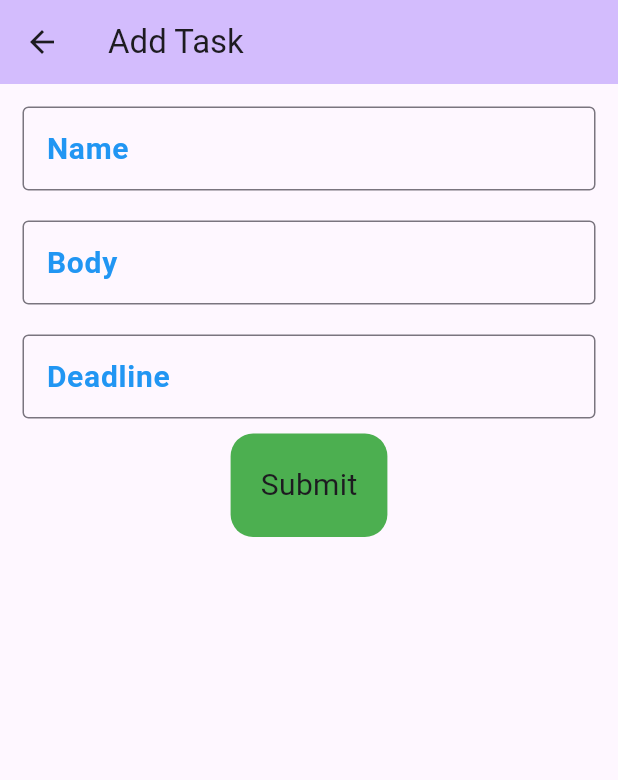
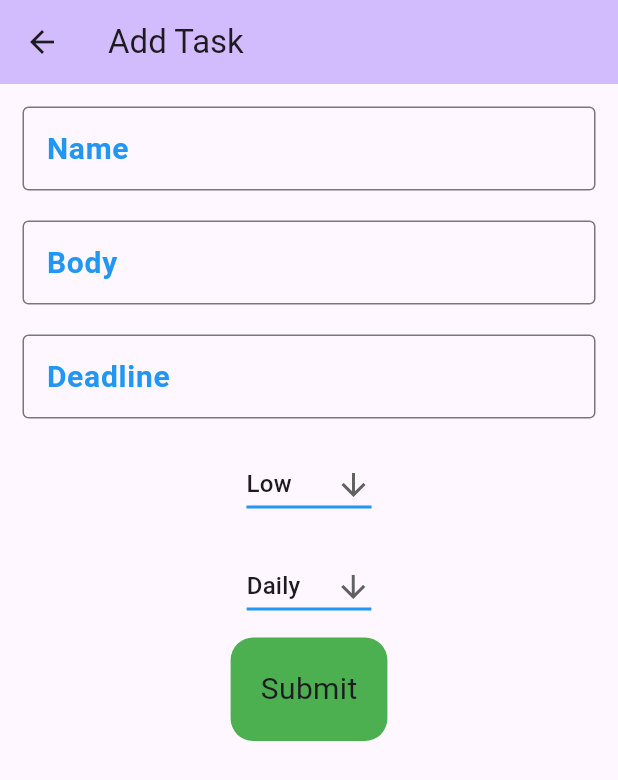
Before and after one commit to DevAngiras/classapp, a Flutter app: the screen it shows after launch, after a tap on the "add" icon, on a phone screen of 412 x 824 dp. Shown: the top 780 px of the screen. Run offline on Flutter 3.47's test engine with Material 2 defaults, Android fonts, the phone set to English and light mode, and no system bars; our stand-ins replace shared_preferences.

Commit message:
dropdown added

```diff
--- a/lib/screens/AddTask.dart
+++ b/lib/screens/AddTask.dart
@@ -1,5 +1,8 @@
+import 'dart:convert';
 import 'package:flutter/foundation.dart';
 import 'package:flutter/material.dart';
+import 'package:shared_preferences/shared_preferences.dart';
+import 'package:testapp/screens/HomePage.dart';
 
 class AddTask extends StatefulWidget {
   const AddTask({super.key});
@@ -10,8 +13,8 @@ class AddTask extends StatefulWidget {
 
 class _AddTaskState extends State<AddTask> {
   late TextEditingController namecontroller, bodycontroller, deadlinecontroller;
-  List priority = ["High", "Medium", "Low"];
-  List category = ["Daily", "Weekly", "Monthly"];
+  var priority = ["Low", "Medium", "High"];
+  var category = ["Daily", "Weekly", "Monthly"];
 
   @override
   void initState() {
@@ -19,6 +22,24 @@ class _AddTaskState extends State<AddTask> {
     namecontroller = TextEditingController();
     bodycontroller = TextEditingController();
     deadlinecontroller = TextEditingController();
+    getTask();
+  }
+
+  //List<dynamic> taskList = [];
+  String taskList = "";
+  String priorityValue = 'Low';
+  String categoryValue = 'Daily';
+
+  void getTask() async {
+    var sharedPref = await SharedPreferences.getInstance();
+    String tasks = sharedPref.getString("taskList") ?? "";
+    taskList = tasks.isNotEmpty ? tasks.substring(0, tasks.length - 1) : tasks;
+    print(taskList);
+  }
+
+  void addTask() async {
+    var sharedPref = await SharedPreferences.getInstance();
+    sharedPref.setString("taskList", taskList);
   }
 
   @override
@@ -48,6 +69,52 @@ class _AddTaskState extends State<AddTask> {
               controller: deadlinecontroller,
               multiLine: false,
             ),
+            Padding(
+              padding: const EdgeInsets.symmetric(vertical: 10),
+              child: DropdownButton(
+                value: priorityValue,
+                icon: const Icon(Icons.arrow_downward),
+                underline: Container(
+                  height: 2,
+                  color: Colors.blue,
+                ),
+                elevation: 16,
+                onChanged: (String? value) {
+                  setState(() {
+                    priorityValue = value!;
+                  });
+                },
+                items: priority.map((String value) {
+                  return DropdownMenuItem(
+                    value: value,
+                    child: Text(value),
+                  );
+                }).toList(),
+              ),
+            ),
+            Padding(
+              padding: const EdgeInsets.symmetric(vertical: 10),
+              child: DropdownButton(
+                value: categoryValue,
+                icon: const Icon(Icons.arrow_downward),
+                underline: Container(
+                  height: 2,
+                  color: Colors.blue,
+                ),
+                elevation: 16,
+                onChanged: (String? value) {
+                  setState(() {
+                    categoryValue = value!;
+                  });
+                },
+                items: category.map((String value) {
+                  return DropdownMenuItem(
+                    value: value,
+                    child: Text(value),
+                  );
+                }).toList(),
+              ),
+            ),
             InkWell(
               child: Container(
                 decoration: BoxDecoration(
@@ -68,6 +135,23 @@ class _AddTaskState extends State<AddTask> {
                   print(bodycontroller.text);
                   print(deadlinecontroller.text);
                 }
+                Map<String, dynamic> taskMap = {
+                  "name": namecontroller.text,
+                  "body": bodycontroller.text,
+                  "deadLine": deadlinecontroller.text,
+                  "priority":priorityValue,
+                  "category":categoryValue,
+                };
+                String task = jsonEncode(taskMap);
+                taskList =
+                    taskList.isNotEmpty ? "$taskList,$task]" : "[$task]";
+                addTask();
+                Navigator.pushAndRemoveUntil(
+                  context,
+                  MaterialPageRoute(
+                      builder: (BuildContext context) => const HomePage()),
+                  ModalRoute.withName('/'),
+                );
               },
             )
           ],
--- a/lib/screens/HomePage.dart
+++ b/lib/screens/HomePage.dart
@@ -1,4 +1,9 @@
+// ignore_for_file: file_names
+
+import 'dart:convert';
+
 import 'package:flutter/material.dart';
+import 'package:shared_preferences/shared_preferences.dart';
 import 'package:testapp/screens/AddTask.dart';
 
 class HomePage extends StatefulWidget {
@@ -19,13 +24,27 @@ class _HomePageState extends State<HomePage> {
       ),
     );
   }
-
+  void displayTask()async{
+    var sharedPref=await SharedPreferences.getInstance();
+    String taskList = sharedPref.getString("taskList")??"[]";
+    print(taskList);
+    List finalList=jsonDecode(taskList);
+    print("-----------");
+    print(finalList);
+    //print(finalList[1]);
+  }
+  @override
+  void initState() {
+    // TODO: implement initState
+    super.initState();
+    displayTask();
+  }
   @override
   Widget build(BuildContext context) {
     return Scaffold(
       appBar: AppBar(
         backgroundColor: Theme.of(context).colorScheme.inversePrimary,
-        title: const Text("To-Do List "),
+        title: const Text("To-Do List"),
       ),
       body: Text(
         '$count',
```
Also changed, not shown: 3 other files.
